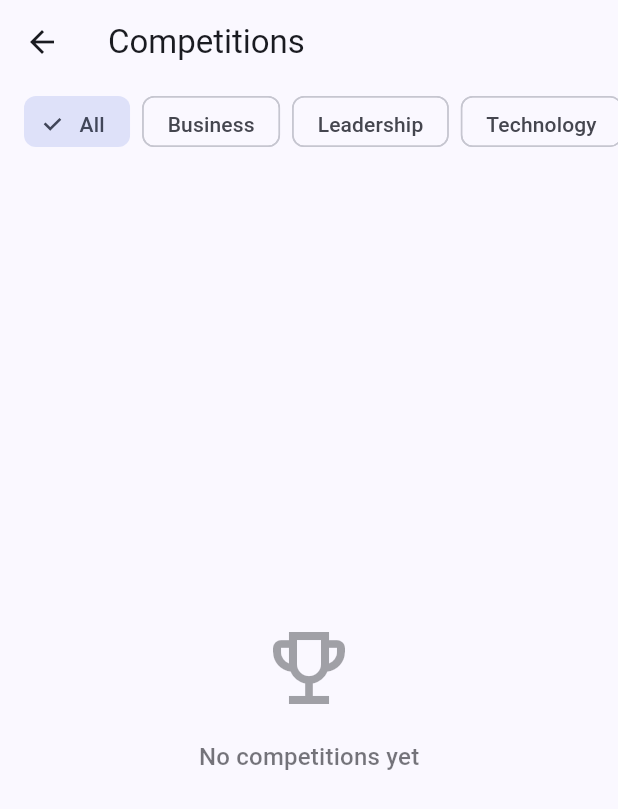
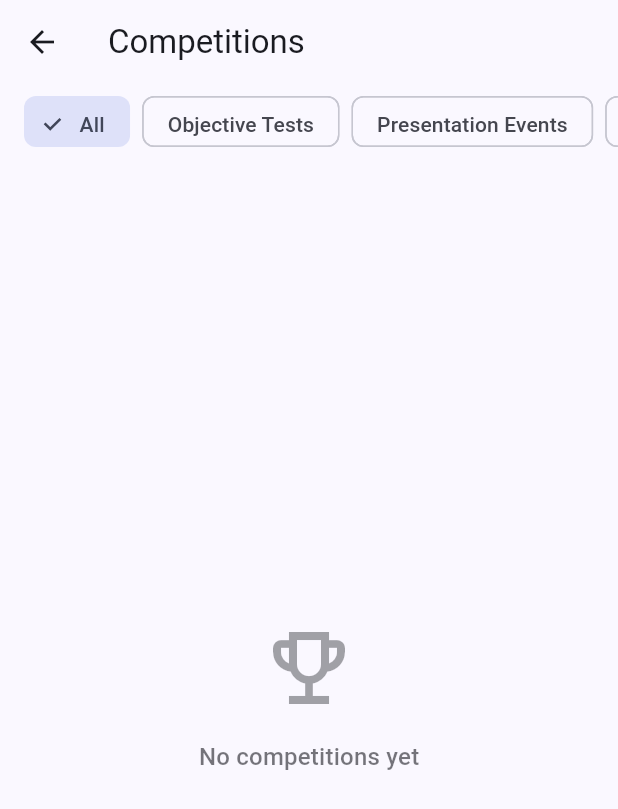
Before and after one commit to imhayflo/fbla-app, a Flutter app: the CompetitionsScreen screen opened directly, on a phone screen of 412 x 824 dp. Shown: the top 809 px of the screen. Run offline on Flutter 3.47's test engine with Material 3 defaults, Android fonts, the phone set to English and light mode, and no system bars; our stand-ins replace cloud_firestore, firebase_auth, firebase_core, table_calendar; accounts and stored records are empty; network calls fail.

Commit message:
changed categorization; works properly

```diff
--- a/lib/screens/competitions_screen.dart
+++ b/lib/screens/competitions_screen.dart
@@ -24,21 +24,21 @@ class _CompetitionsScreenState extends State<CompetitionsScreen> {
       ),
       body: Column(
         children: [
-          // Category Filter
+          // Event Type Filter
           SizedBox(
             height: 50,
             child: ListView(
               scrollDirection: Axis.horizontal,
               padding: const EdgeInsets.symmetric(horizontal: 16, vertical: 8),
-              children: ['All', 'Business', 'Leadership', 'Technology', 'Academic', 'General']
-                  .map((category) => Padding(
+              children: ['All', 'Objective Tests', 'Presentation Events', 'Role Play Events', 'Chapter Events', 'Production Events']
+                  .map((eventType) => Padding(
                         padding: const EdgeInsets.only(right: 8),
                         child: FilterChip(
-                          label: Text(category),
-                          selected: _selectedCategory == category,
+                          label: Text(eventType),
+                          selected: _selectedCategory == eventType,
                           onSelected: (selected) {
                             setState(() {
-                              _selectedCategory = category;
+                              _selectedCategory = eventType;
                             });
                           },
                         ),
--- a/lib/services/competitions_sync_service.dart
+++ b/lib/services/competitions_sync_service.dart
@@ -179,12 +179,12 @@ class CompetitionsSyncService {
 
   String _inferCategoryFromEventType(String eventType) {
     final t = eventType.toLowerCase();
-    if (t.contains('objective test')) return 'Academic';
-    if (t.contains('presentation')) return 'Leadership';
-    if (t.contains('role play')) return 'Business';
-    if (t.contains('production')) return 'Technology';
-    if (t.contains('chapter')) return 'Leadership';
-    return 'General';
+    if (t.contains('objective test')) return 'Objective Tests';
+    if (t.contains('presentation')) return 'Presentation Events';
+    if (t.contains('role play')) return 'Role Play Events';
+    if (t.contains('production')) return 'Production Events';
+    if (t.contains('chapter')) return 'Chapter Events';
+    return 'Objective Tests'; // Default to Objective Tests for unrecognized types
   }
 
   String _generateId(String name, String level) {
```
